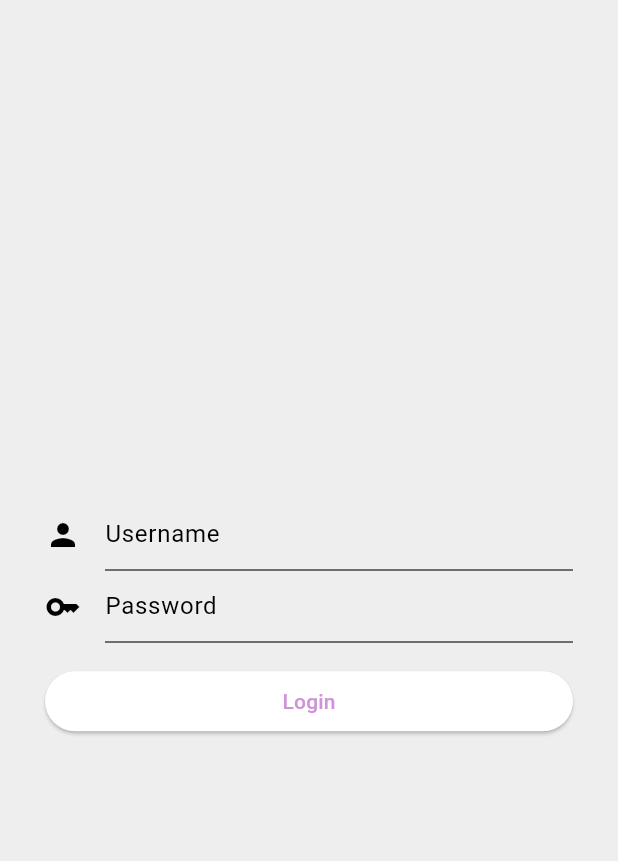
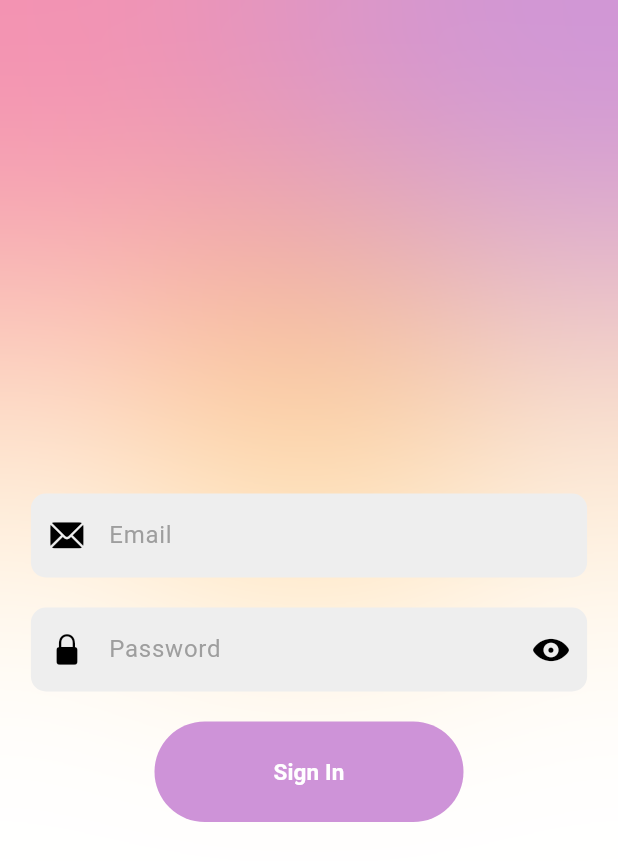
Before and after one commit to littleaye/flutter_training, a Flutter app: the screen it shows after launch, on a phone screen of 412 x 824 dp. Shown: the top 861 px of the screen. Run offline on Flutter 3.47's test engine with Material 3 defaults, Android fonts, the phone set to English and light mode, and no system bars; our stand-ins replace equatable, flutter_bloc.

Commit message:
[update] set UI login

```diff
--- a/lib/bloc/bloc/login_event.dart
+++ /dev/null
@@ -1,4 +0,0 @@
-part of 'login_bloc.dart';
-
-
-sealed class LoginEvent {}
--- a/lib/bloc/login_event.dart
+++ /dev/null
@@ -1,3 +0,0 @@
-part of 'login_bloc.dart';
-
-sealed class LoginEvent {}
--- a/lib/bloc/login_state.dart
+++ /dev/null
@@ -1,5 +0,0 @@
-part of 'login_bloc.dart';
-
-sealed class LoginState {}
-
-final class LoginInitial extends LoginState {}
--- a/lib/screens/login/login_screen.dart
+++ b/lib/screens/login/login_screen.dart
@@ -1,10 +1,11 @@
+import 'dart:ui';
+
 import 'package:flutter/material.dart';
 import 'package:flutter_bloc/flutter_bloc.dart';
 import 'package:flutter_training/bloc/form_submission_status.dart';
 import 'package:flutter_training/bloc/login/login_bloc.dart';
-import 'package:flutter_training/screens/login/widgets/form.dart';
-
 import '../../repositories/login/login_repository.dart';
+import 'widgets/signin_form.dart';
 
 class LoginScreen extends StatelessWidget {
   const LoginScreen({Key? key}) : super(key: key);
@@ -12,7 +13,7 @@
   @override
   Widget build(BuildContext context) {
     return Scaffold(
-      backgroundColor: Colors.grey.shade200,
+      backgroundColor: Theme.of(context).colorScheme.background,
       body: BlocProvider(
         create: (context) =>
             LoginBloc(authRepo: context.read<LoginRepository>()),
@@ -26,17 +27,64 @@
               _showSnackBar(context, formStatus.exception.toString());
             }
           },
-          child: const Center(
-            child: Padding(
-              padding: EdgeInsets.symmetric(horizontal: 30),
-              child: Column(
-                mainAxisSize: MainAxisSize.min,
-                children: [
-                  FormWidget(),
-                ],
+          child: SingleChildScrollView(
+            child: SizedBox(
+            height: MediaQuery.of(context).size.height,
+            child: Stack(
+              children: [
+                Align(
+                  alignment: const AlignmentDirectional(0, -2),
+                  child: Container(
+                  height: MediaQuery.of(context).size.height / 1.3,
+                  width: MediaQuery.of(context).size.width / 1.3,
+                  decoration: BoxDecoration(
+                      shape: BoxShape.circle,
+                      color: Theme.of(context).colorScheme.tertiary),
+                ),
               ),
-            ),
+              Align(
+                alignment: const AlignmentDirectional(-2.7, -4),
+                child: Container(
+                  height: MediaQuery.of(context).size.height / 1.3,
+                  width: MediaQuery.of(context).size.width / 1.3,
+                  decoration: BoxDecoration(
+                      shape: BoxShape.circle,
+                      color: Theme.of(context).colorScheme.secondary),
+                ),
+              ),
+              Align(
+                alignment: const AlignmentDirectional(2.7, -4),
+                child: Container(
+                  height: MediaQuery.of(context).size.height / 1.3,
+                  width: MediaQuery.of(context).size.width / 1.3,
+                  decoration: BoxDecoration(
+                      shape: BoxShape.circle,
+                      color: Theme.of(context).colorScheme.primary),
+                ),
+              ),
+              BackdropFilter(
+                filter: ImageFilter.blur(sigmaX: 100.0, sigmaY: 100.0),
+                child: Container(),
+              ),
+              Align(
+                alignment: Alignment.bottomCenter,
+                child: SizedBox(
+                  height: MediaQuery.of(context).size.height / 1.6,
+                  child: Column(
+                    children: [
+                      Padding(
+                        padding: const EdgeInsets.symmetric(horizontal: 50),
+                        child: Container()
+                      ),
+                    const SignInForm()
+                    ],
+                  ),
+                ),
+              )
+            ],
           ),
+        ),
+      ),
         ),
       ),
     );
--- a/lib/screens/login/widgets/form.dart
+++ /dev/null
@@ -1,33 +0,0 @@
-import 'package:flutter/cupertino.dart';
-
-import 'login_button.dart';
-import 'password_field.dart';
-import 'username_field.dart';
-
-class FormWidget extends StatefulWidget {
-  const FormWidget({super.key});
-
-  @override
-  State<FormWidget> createState() => _FormWidgetState();
-}
-
-class _FormWidgetState extends State<FormWidget> {
-  final _formKey = GlobalKey<FormState>();
-  @override
-  Widget build(BuildContext context) {
-    return Form(
-      key: _formKey,
-      child: Column(
-        mainAxisAlignment: MainAxisAlignment.center,
-        crossAxisAlignment: CrossAxisAlignment.stretch,
-        mainAxisSize: MainAxisSize.min,
-        children: [
-          const UsernameField(),
-          const PasswordField(),
-          const SizedBox(height: 15),
-          LoginButton(formKey: _formKey),
-        ],
-      ),
-    );
-  }
-}
--- a/lib/screens/login/widgets/login_button.dart
+++ /dev/null
@@ -1,29 +0,0 @@
-import 'package:flutter/material.dart';
-import 'package:flutter_bloc/flutter_bloc.dart';
-import 'package:flutter_training/bloc/form_submission_status.dart';
-
-import '../../../bloc/login/login_bloc.dart';
-
-class LoginButton extends StatelessWidget {
-  const LoginButton({Key? key, required this.formKey}) : super(key: key);
-
-  final dynamic formKey;
-
-  @override
-  Widget build(BuildContext context) {
-    return BlocBuilder<LoginBloc, LoginState>(
-      builder: (context, state) {
-        return state.formStatus is FormSubmitting
-            ? const Center(child: CircularProgressIndicator())
-            : ElevatedButton(
-                onPressed: () {
-                  if (formKey.currentState!.validate()) {
-                    context.read<LoginBloc>().add(LoginSubmitted());
-                  }
-                },
-                child: const Text('Login'),
-              );
-      },
-    );
-  }
-}
--- a/lib/screens/login/widgets/password_field.dart
+++ /dev/null
@@ -1,26 +0,0 @@
-import 'package:flutter/material.dart';
-import 'package:flutter_bloc/flutter_bloc.dart';
-
-import '../../../bloc/login/login_bloc.dart';
-
-class PasswordField extends StatelessWidget {
-  const PasswordField({Key? key}) : super(key: key);
-
-  @override
-  Widget build(BuildContext context) {
-    return BlocBuilder<LoginBloc, LoginState>(builder: (context, state) {
-      return TextFormField(
-        obscureText: true,
-        decoration: const InputDecoration(
-          icon: Icon(Icons.key),
-          hintText: 'Password',
-        ),
-        validator: (value) =>
-            state.isValidPassword ? null : 'Password is too short',
-        onChanged: (value) => context.read<LoginBloc>().add(
-              LoginPasswordChanged(password: value),
-            ),
-      );
-    });
-  }
-}
--- /dev/null
+++ b/lib/screens/login/widgets/signin_form.dart
@@ -0,0 +1,120 @@
+import 'package:flutter/cupertino.dart';
+import 'package:flutter/material.dart';
+import 'package:flutter_training/screens/login/widgets/textfield.dart';
+
+class SignInForm extends StatefulWidget {
+  const SignInForm({super.key});
+
+  @override
+  State<SignInForm> createState() => _SignInFormState();
+}
+
+class _SignInFormState extends State<SignInForm> {
+  final passwordController = TextEditingController();
+  final emailController = TextEditingController();
+  final _formKey = GlobalKey<FormState>();
+  bool signInRequired = false;
+  IconData iconPassword = CupertinoIcons.eye_fill;
+  bool obscurePassword = true;
+  String? _errerMsg;
+
+  @override
+  Widget build(BuildContext context) {
+    return Form(
+        key: _formKey,
+        child: Column(
+          children: [
+            const SizedBox(
+              height: 20,
+            ),
+            SizedBox(
+              width: MediaQuery.of(context).size.width * 0.9,
+              child: TextFieldWidget(
+                controller: emailController,
+                hintText: 'Email',
+                obscureText: false,
+                keyboardType: TextInputType.emailAddress,
+                prefixIcon: const Icon(CupertinoIcons.mail_solid),
+                errorMsg: _errerMsg,
+                validator: (val) {
+                  if (val!.isEmpty) {
+                    return 'Please enter your email';
+                  } else if (!RegExp(r'^[\w-\.]+@([\w-]+\.)+[\w-]{2,4}$')
+                      .hasMatch(val)) {
+                    return 'Please enter a valid email';
+                  }
+                  return null;
+                },
+              ),
+            ),
+            const SizedBox(
+              height: 20,
+            ),
+            SizedBox(
+              width: MediaQuery.of(context).size.width * 0.9,
+              child: TextFieldWidget(
+                controller: passwordController,
+                hintText: 'Password',
+                obscureText: obscurePassword,
+                keyboardType: TextInputType.emailAddress,
+                prefixIcon: const Icon(CupertinoIcons.lock_fill),
+                errorMsg: _errerMsg,
+                validator: (val) {
+                  if (val!.isEmpty) {
+                    return 'Please enter your password';
+                  } else if (!RegExp(
+                          r'^(?=.*\d)(?=.*[a-z])(?=.*[A-Z])(?=.*[a-zA-Z]).{8,}$')
+                      .hasMatch(val)) {
+                    return 'Please enter a valid password';
+                  }
+                  return null;
+                },
+                suffixIcon: IconButton(
+                    onPressed: () {
+                      setState(() {
+                        obscurePassword = !obscurePassword;
+                        if (obscurePassword) {
+                          iconPassword = CupertinoIcons.eye_fill;
+                        } else {
+                          iconPassword = CupertinoIcons.eye_slash_fill;
+                        }
+                      });
+                    },
+                    icon: Icon(iconPassword)),
+              ),
+            ),
+            const SizedBox(
+              height: 20,
+            ),
+             SizedBox(
+                    width: MediaQuery.of(context).size.width * 0.5,
+                    child: TextButton(
+                      onPressed: () {
+                        if (_formKey.currentState!.validate()) {
+
+                        }
+                      },
+                      style: TextButton.styleFrom(
+                        elevation: 3.0,
+                        backgroundColor: Theme.of(context).colorScheme.primary,
+                        foregroundColor: Colors.white,
+                        shape: RoundedRectangleBorder(
+                            borderRadius: BorderRadius.circular(60)),
+                      ),
+                      child: const Padding(
+                          padding: EdgeInsets.symmetric(
+                              horizontal: 25, vertical: 15),
+                          child: Text(
+                            'Sign In',
+                            textAlign: TextAlign.center,
+                            style: TextStyle(
+                                color: Colors.white,
+                                fontSize: 15,
+                                fontWeight: FontWeight.w600),
+                          )),
+                    ),
+                  )
+          ],
+        ));
+  }
+}
--- /dev/null
+++ b/lib/screens/login/widgets/textfield.dart
@@ -0,0 +1,58 @@
+import 'package:flutter/material.dart';
+
+class TextFieldWidget extends StatelessWidget {
+  final TextEditingController controller;
+  final String hintText;
+  final bool obscureText;
+  final TextInputType keyboardType;
+  final Widget? suffixIcon;
+  final VoidCallback? onTap;
+  final Widget? prefixIcon;
+  final String? Function(String?)? validator;
+  final FocusNode? focusNode;
+  final String? errorMsg;
+  final String? Function(String?)? onChanged;
+
+  const TextFieldWidget(
+      {super.key,
+      required this.controller,
+      required this.hintText,
+      required this.obscureText,
+      required this.keyboardType,
+      this.suffixIcon,
+      this.onTap,
+      this.prefixIcon,
+      this.validator,
+      this.focusNode,
+      this.errorMsg,
+      this.onChanged});
+
+  @override
+  Widget build(BuildContext context) {
+    return TextFormField(
+      validator: validator,
+      controller: controller,
+      obscureText: obscureText,
+      keyboardType: keyboardType,
+      focusNode: focusNode,
+      onTap: onTap,
+      textInputAction: TextInputAction.next,
+      onChanged: onChanged,
+      decoration: InputDecoration(
+          suffixIcon: suffixIcon,
+          prefixIcon: prefixIcon,
+          enabledBorder: OutlineInputBorder(
+              borderRadius: BorderRadius.circular(10),
+              borderSide: const BorderSide(color: Colors.transparent)),
+          focusedBorder: OutlineInputBorder(
+              borderRadius: BorderRadius.circular(20),
+              borderSide:
+                  BorderSide(color: Theme.of(context).colorScheme.primary)),
+          fillColor: Colors.grey.shade200,
+          filled: true,
+          hintText: hintText,
+          hintStyle: TextStyle(color: Colors.grey[500]),
+          errorText: errorMsg),
+    );
+  }
+}
--- a/lib/screens/login/widgets/username_field.dart
+++ /dev/null
@@ -1,27 +0,0 @@
-import 'package:flutter/material.dart';
-import 'package:flutter_bloc/flutter_bloc.dart';
-
-import '../../../bloc/login/login_bloc.dart';
-
-class UsernameField extends StatelessWidget {
-  const UsernameField({Key? key}) : super(key: key);
-
-  @override
-  Widget build(BuildContext context) {
-    return BlocBuilder<LoginBloc, LoginState>(
-      builder: (context, state) {
-        return TextFormField(
-          decoration: const InputDecoration(
-            icon: Icon(Icons.person),
-            hintText: 'Username',
-          ),
-          validator: (value) =>
-              state.isValidUsername ? null : 'Username is too short',
-          onChanged: (value) => context.read<LoginBloc>().add(
-                LoginUsernameChanged(username: value),
-              ),
-        );
-      },
-    );
-  }
-}
```
